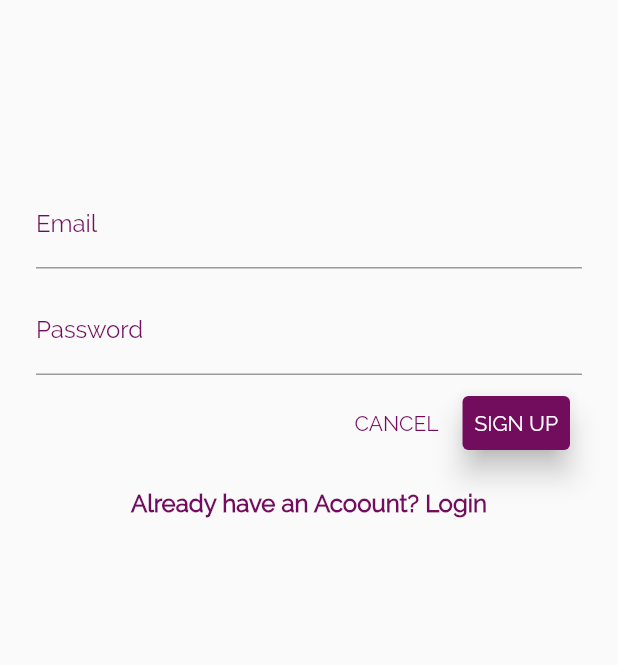
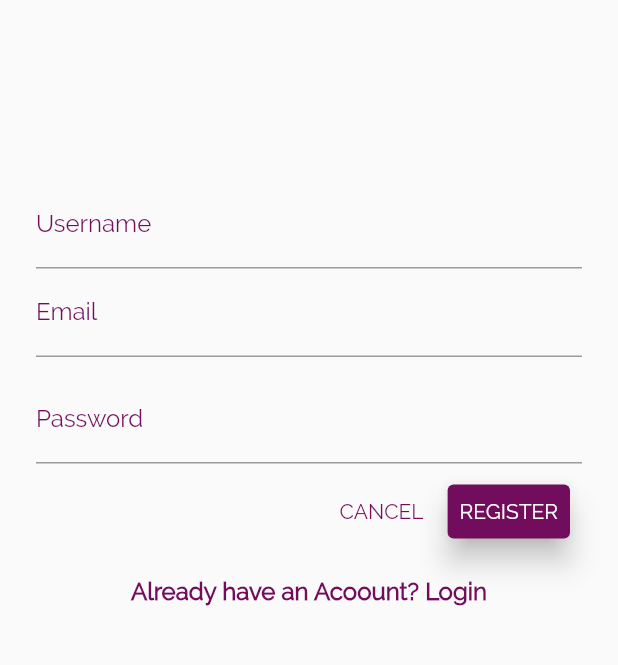
Before and after one commit to BrandonOdiwuor/Eat-Out, a Flutter app: the Register screen opened directly, after a tap on "CANCEL", on a phone screen of 412 x 824 dp, the part 162-827 px from its top. Run offline on Flutter 3.47's test engine with Material 2 defaults, Android fonts, the phone set to English and light mode, and no system bars; our stand-ins replace cloud_firestore, firebase_auth, rxdart; accounts and stored records are empty.

Commit message:
Update reame and screenshots

```diff
--- a/lib/src/authentication_form.dart
+++ b/lib/src/authentication_form.dart
@@ -17,7 +17,8 @@ class AuthenticationForm extends StatefulWidget {
 
 class _AuthenticationFormState extends State<AuthenticationForm> {
   final _emailController = TextEditingController();
-  final _passwordControlelr = TextEditingController();
+  final _passwordController = TextEditingController();
+  final _usernameController = TextEditingController();
   String text;
   Function onTap;
 
@@ -64,6 +65,7 @@ class _AuthenticationFormState extends State<AuthenticationForm> {
               ],
             ),
             SizedBox(height: 120.0),
+            _usernameField(),
             TextField(
               controller: _emailController,
               decoration: InputDecoration(
@@ -75,7 +77,7 @@ class _AuthenticationFormState extends State<AuthenticationForm> {
             ),
             SizedBox(height: 12.0),
             TextField(
-              controller: _passwordControlelr,
+              controller: _passwordController,
               decoration: InputDecoration(
                 labelText: 'Password',
                 labelStyle: TextStyle(
@@ -98,7 +100,7 @@ class _AuthenticationFormState extends State<AuthenticationForm> {
                   ),
                   onPressed: () {
                     _emailController.clear();
-                    _passwordControlelr.clear();
+                    _passwordController.clear();
                   },
                 ),
                 RaisedButton(
@@ -140,10 +142,26 @@ class _AuthenticationFormState extends State<AuthenticationForm> {
     );
   }
 
+  Widget _usernameField() {
+    if(widget.type.toUpperCase() == 'REGISTER') {
+      return TextField(
+        controller: _usernameController,
+        decoration: InputDecoration(
+          labelText: 'Username',
+          labelStyle: TextStyle(
+            color: cranePurple700,
+          ),
+        ),
+      );
+    } else {
+      return Container();
+    }
+  }
+
   void _handler() {
     widget.handler(
       email: _emailController.text,
-      password: _passwordControlelr.text,
+      password: _passwordController.text,
     );
   }
 }
--- a/lib/src/login.dart
+++ b/lib/src/login.dart
@@ -6,7 +6,7 @@ class LoginPage extends StatelessWidget {
   Widget build(BuildContext context) {
     return Scaffold(
       body: AuthenticationForm(
-        type: 'Login',
+        type: 'LOGIN',
         handler: handler,
       ),
     );
--- a/lib/src/register.dart
+++ b/lib/src/register.dart
@@ -6,7 +6,7 @@ class Register extends StatelessWidget {
   Widget build(BuildContext context) {
     return Scaffold(
       body: AuthenticationForm(
-        type: 'SIGN UP',
+        type: 'REGISTER',
         handler: handler,
       ),
     );
```
Also changed, not shown: 5 other files.
